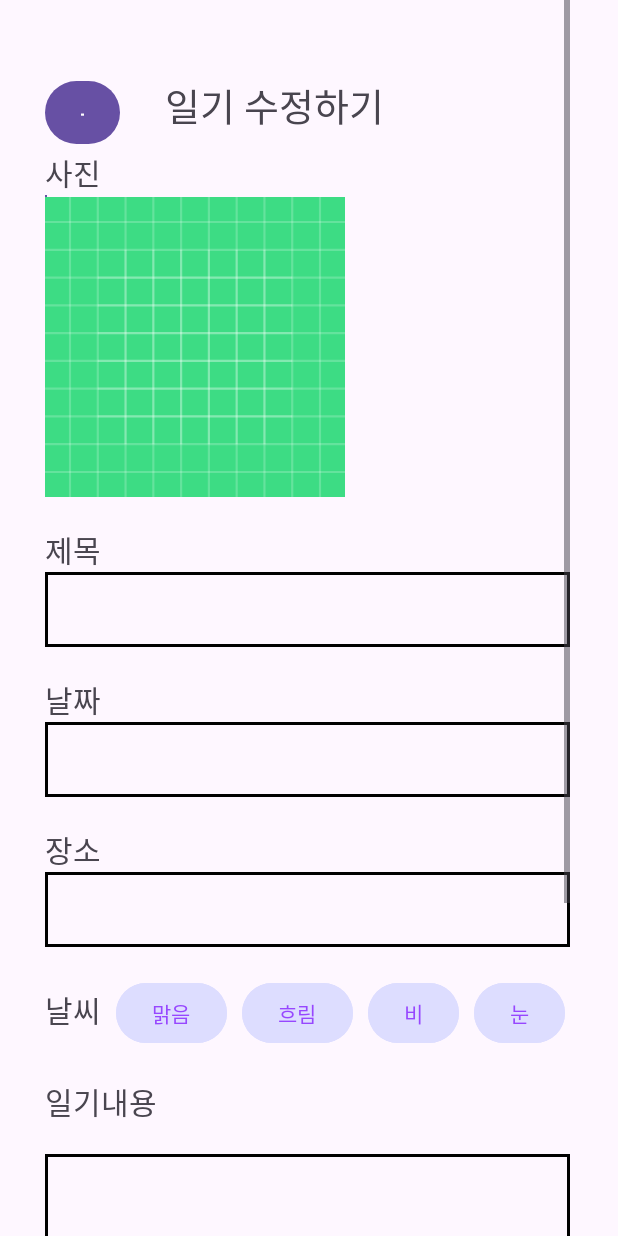
After one commit to holsoo/Diadi, an Android app: the layout activity_modify.xml on its own in the app's theme, with its tools: preview values and no code run, on a phone screen of 412 x 824 dp. The commit adds this screen. Run offline under Robolectric (Android 15) with nearby library versions, the phone set to English and light mode, and no system bars.

Commit message:
feat: IndividualActivity.kt, ModifyActivity.kt, activity_modify 생성

```diff
--- a/app/src/main/java/com/example/diadi/view/AddActivity.kt
+++ b/app/src/main/java/com/example/diadi/view/AddActivity.kt
@@ -114,14 +114,14 @@ class AddActivity : AppCompatActivity() {
             val diaryDate: EditText = findViewById(R.id.add_addDate)
             val diaryPlace: EditText = findViewById(R.id.add_addPlace)
 //        1-4 여기에 리스너 위의 두줄처럼 달고, onClickAddDiaryButton 파라미터 담아서 실행시켜줘
-            onClickAddDiaryButton(
-                title: String,
-                content: String,
-                imageUrl: String,
-                weather: Weathers
+            //onClickAddDiaryButton(
+                //title: String,
+                //content: String,
+                //imageUrl: String,
+                //weather: Weathers
                 // 여기를 어떻게 해야할지 모르겠네??????
                 // 일단 diaryWeather() 하면 선택된 버튼의 날씨 호출 될거야
-              )
+              //)
         }
         // 저 파라미터는 유저가 작성 화면에서 입력한 editText.text값이야 그냥 binding해서 넣기.
 
--- /dev/null
+++ b/app/src/main/java/com/example/diadi/view/IndividualActivity.kt
@@ -0,0 +1,31 @@
+package com.example.diadi.view
+
+import android.content.Intent
+import android.os.Bundle
+import android.widget.Button
+import androidx.appcompat.app.AppCompatActivity
+import com.example.diadi.R
+import com.example.diadi.databinding.ActivityIndividualBinding
+
+class IndividualActivity : AppCompatActivity() {
+    lateinit var binding : ActivityIndividualBinding
+
+    override fun onCreate(savedInstanceState: Bundle?) {
+        super.onCreate(savedInstanceState)
+        binding = ActivityIndividualBinding.inflate(layoutInflater)
+        val view = binding.root
+        setContentView(view)
+
+        val modifyButton: Button = findViewById(R.id.ind_modify)
+        val deleteButton: Button = findViewById(R.id.ind_delete)
+
+        modifyButton.setOnClickListener {
+            val modifyIntent = Intent(this, ModifyActivity::class.java)
+            startActivity(modifyIntent)
+        }
+
+        deleteButton.setOnClickListener {
+            // 일기 id 날려버린다고 했나? 그거 넣으면 되겠다
+        }
+    }
+}
--- /dev/null
+++ b/app/src/main/java/com/example/diadi/view/ModifyActivity.kt
@@ -0,0 +1,16 @@
+package com.example.diadi.view
+
+import android.os.Bundle
+import androidx.appcompat.app.AppCompatActivity
+import com.example.diadi.databinding.ActivityModifyBinding
+
+class ModifyActivity : AppCompatActivity() {
+    lateinit var binding : ActivityModifyBinding
+
+    override fun onCreate(savedInstanceState: Bundle?) {
+        super.onCreate(savedInstanceState)
+        binding = ActivityModifyBinding.inflate(layoutInflater)
+        val view = binding.root
+        setContentView(view)
+    }
+}
--- /dev/null
+++ b/app/src/main/res/layout/activity_modify.xml
@@ -0,0 +1,178 @@
+<?xml version="1.0" encoding="utf-8"?>
+<androidx.constraintlayout.widget.ConstraintLayout xmlns:android="http://schemas.android.com/apk/res/android"
+    android:layout_width="match_parent"
+    android:layout_height="match_parent"
+    xmlns:tools="http://schemas.android.com/tools">
+    <ScrollView
+        android:layout_width="wrap_content"
+        android:layout_height="wrap_content"
+        tools:ignore="MissingConstraints">
+        <LinearLayout
+            android:layout_width="match_parent"
+            android:layout_height="match_parent"
+            android:orientation="vertical"
+            android:layout_marginLeft="30dp">
+            <LinearLayout
+                android:layout_width="match_parent"
+                android:layout_height="50dp"/>
+            <LinearLayout
+                android:layout_width="match_parent"
+                android:layout_height="50dp">
+                <Button
+                    android:id="@+id/mod_toPrev"
+                    android:layout_width="50dp"
+                    android:layout_height="50dp"
+                    android:text="-"/>
+                <TextView
+                    android:id="@+id/mod_writeDiary"
+                    android:layout_width="wrap_content"
+                    android:layout_height="wrap_content"
+                    android:paddingLeft="30dp"
+                    android:textSize="25dp"
+                    android:text="일기 수정하기"/>
+            </LinearLayout>
+            <TextView
+                android:id="@+id/mod_picture"
+                android:layout_width="match_parent"
+                android:layout_height="wrap_content"
+                android:text="사진"
+                android:textSize="20dp"/>
+
+            <Button
+                android:id="@+id/mod_addPictureButton"
+                android:layout_height="1dp"
+                android:layout_width="1dp"/>
+
+            <ImageView
+                android:id="@+id/mod_addPicture"
+                android:layout_width="200dp"
+                android:layout_height="200dp"
+                android:maxWidth="200dp"
+                android:maxHeight="200dp"
+                android:adjustViewBounds="true"
+                android:src="@drawable/ic_launcher_background"
+                android:onClick="onClick"
+                tools:ignore="SpeakableTextPresentCheck"/>
+            <TextView
+                android:id="@+id/mod_title"
+                android:layout_width="match_parent"
+                android:layout_height="wrap_content"
+                android:text="제목"
+                android:layout_marginTop="20dp"
+                android:textSize="20dp"/>
+            <EditText
+                android:id="@+id/mod_addTitle"
+                android:background="@drawable/border"
+                android:layout_gravity="center"
+                android:layout_width="350dp"
+                android:layout_height="50dp"
+                android:layout_centerInParent="true" />
+            <TextView
+                android:id="@+id/mod_date"
+                android:layout_width="match_parent"
+                android:layout_height="wrap_content"
+                android:text="날짜"
+                android:layout_marginTop="20dp"
+                android:textSize="20dp"/>
+            <EditText
+                android:id="@+id/mod_addDate"
+                android:background="@drawable/border"
+                android:layout_gravity="center"
+                android:layout_width="350dp"
+                android:layout_height="50dp"
+                android:layout_centerInParent="true"/>
+            <TextView
+                android:id="@+id/mod_place"
+                android:layout_width="match_parent"
+                android:layout_height="wrap_content"
+                android:text="장소"
+                android:layout_marginTop="20dp"
+                android:textSize="20dp"/>
+            <EditText
+                android:id="@+id/mod_addPlace"
+                android:background="@drawable/border"
+                android:layout_gravity="center"
+                android:layout_width="350dp"
+                android:layout_height="50dp"
+                android:layout_centerInParent="true"/>
+            <LinearLayout
+                android:layout_width="match_parent"
+                android:layout_height="wrap_content"
+                android:layout_marginTop="20dp"
+                android:orientation="horizontal">
+                <TextView
+                    android:id="@+id/mod_weather"
+                    android:layout_width="wrap_content"
+                    android:layout_height="wrap_content"
+                    android:text="날씨"
+                    android:textSize="20dp"/>
+                <Button
+                    android:id="@+id/mod_sunny"
+                    android:layout_width="wrap_content"
+                    android:layout_height="wrap_content"
+                    android:layout_marginLeft="10dp"
+                    android:minHeight="48dp"
+                    android:minWidth="0dp"
+                    android:backgroundTint="@color/ddddff"
+                    android:textColor="@color/purple"
+                    android:text="맑음"/>
+                <Button
+                    android:id="@+id/mod_cloudy"
+                    android:layout_width="wrap_content"
+                    android:layout_height="wrap_content"
+                    android:layout_marginLeft="10dp"
+                    android:minHeight="48dp"
+                    android:minWidth="0dp"
+                    android:backgroundTint="@color/ddddff"
+                    android:textColor="@color/purple"
+                    android:text="흐림"/>
+                <Button
+                    android:id="@+id/mod_rainy"
+                    android:layout_width="wrap_content"
+                    android:layout_height="wrap_content"
+                    android:layout_marginLeft="10dp"
+                    android:minHeight="48dp"
+                    android:minWidth="0dp"
+                    android:backgroundTint="@color/ddddff"
+                    android:textColor="@color/purple"
+                    android:text="비"/>
+                <Button
+                    android:id="@+id/mod_snowy"
+                    android:layout_width="wrap_content"
+                    android:layout_height="wrap_content"
+                    android:layout_marginLeft="10dp"
+                    android:minHeight="48dp"
+                    android:minWidth="0dp"
+                    android:backgroundTint="@color/ddddff"
+                    android:textColor="@color/purple"
+                    android:text="눈"/>
+            </LinearLayout>
+            <TextView
+                android:id="@+id/mod_diaryContent"
+                android:layout_width="wrap_content"
+                android:layout_height="wrap_content"
+                android:text="일기내용"
+                android:layout_marginTop="20dp"
+                android:layout_marginBottom="20dp"
+                android:textSize="20dp"/>
+            <EditText
+                android:id="@+id/mod_addDiaryContent"
+                android:background="@drawable/border"
+                android:layout_gravity="center"
+                android:layout_width="350dp"
+                android:layout_height="300dp"
+                android:layout_centerInParent="true"/>
+
+            <Button
+                android:id="@+id/mod_addDiaryButton"
+                android:layout_width="match_parent"
+                android:layout_height="wrap_content"
+                android:backgroundTint="@color/ddddff"
+                android:textColor="@color/purple"
+                android:layout_marginTop="10dp"
+                android:layout_gravity="center"
+                android:layout_centerInParent="true"
+                android:text="저장하기"/>
+        </LinearLayout>
+    </ScrollView>
+</androidx.constraintlayout.widget.ConstraintLayout>
```
Also changed, not shown: app/src/main/res/drawable/black.png (added), app/src/main/res/drawable/purple2.png (added).
